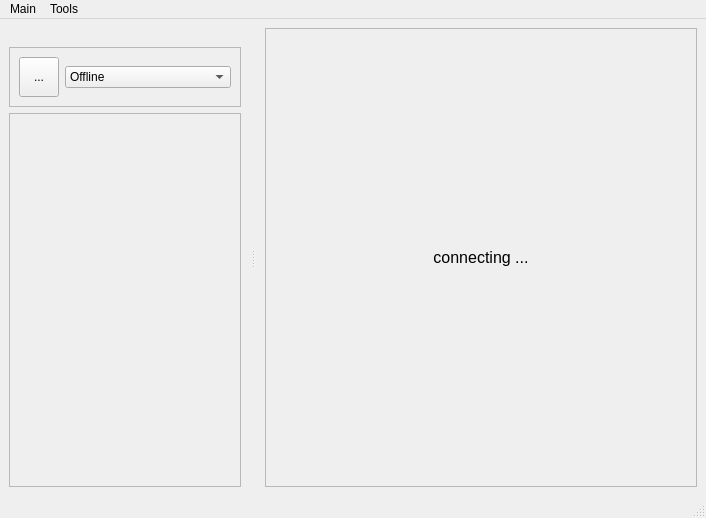
Old version of the form plugins/buddycloud/buddycloud_view.ui in the repository marosi/SocialDesktopClient.
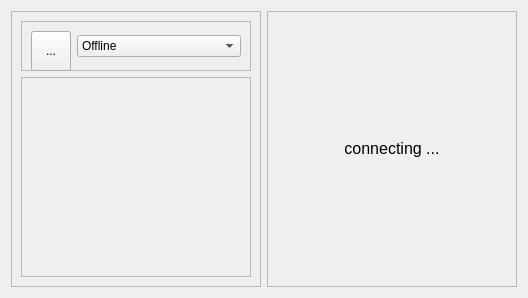
New version of the form.

Commit message:
channel view transferred to application main window
 - Ui interface defined
 - Qt GUI code separated from Core, so Core can be GUI independent

```diff
--- a/plugins/buddycloud/buddycloud_view.ui
+++ b/plugins/buddycloud/buddycloud_view.ui
@@ -1,37 +1,24 @@
 <?xml version="1.0" encoding="UTF-8"?>
 <ui version="4.0">
  <class>BuddycloudViewClass</class>
- <widget class="QMainWindow" name="BuddycloudViewClass">
+ <widget class="QWidget" name="BuddycloudViewClass">
   <property name="geometry">
    <rect>
     <x>0</x>
     <y>0</y>
-    <width>706</width>
-    <height>518</height>
+    <width>512</width>
+    <height>276</height>
    </rect>
   </property>
-  <property name="sizePolicy">
-   <sizepolicy hsizetype="Ignored" vsizetype="Preferred">
-    <horstretch>0</horstretch>
-    <verstretch>0</verstretch>
-   </sizepolicy>
-  </property>
   <property name="windowTitle">
    <string>MainWindow</string>
   </property>
-  <widget class="QWidget" name="centralwidget">
    <layout class="QHBoxLayout" name="horizontalLayout">
     <item>
-     <widget class="QFrame" name="contentFrame">
-      <property name="sizePolicy">
-       <sizepolicy hsizetype="MinimumExpanding" vsizetype="Preferred">
-        <horstretch>0</horstretch>
-        <verstretch>0</verstretch>
-       </sizepolicy>
-      </property>
+    <widget class="QFrame" name="frame">
       <property name="minimumSize">
        <size>
-        <width>400</width>
+       <width>250</width>
         <height>0</height>
        </size>
       </property>
@@ -41,74 +28,6 @@
       <property name="frameShadow">
        <enum>QFrame::Raised</enum>
       </property>
-      <layout class="QHBoxLayout" name="horizontalLayout_3">
-       <item>
-        <widget class="QLabel" name="connectingMessage">
-         <property name="enabled">
-          <bool>true</bool>
-         </property>
-         <property name="sizePolicy">
-          <sizepolicy hsizetype="Minimum" vsizetype="Fixed">
-           <horstretch>0</horstretch>
-           <verstretch>0</verstretch>
-          </sizepolicy>
-         </property>
-         <property name="font">
-          <font>
-           <pointsize>12</pointsize>
-          </font>
-         </property>
-         <property name="text">
-          <string>connecting ...</string>
-         </property>
-         <property name="alignment">
-          <set>Qt::AlignCenter</set>
-         </property>
-        </widget>
-       </item>
-      </layout>
-     </widget>
-    </item>
-   </layout>
-  </widget>
-  <widget class="QMenuBar" name="menubar">
-   <property name="geometry">
-    <rect>
-     <x>0</x>
-     <y>0</y>
-     <width>706</width>
-     <height>21</height>
-    </rect>
-   </property>
-   <widget class="QMenu" name="menuMain">
-    <property name="title">
-     <string>Main</string>
-    </property>
-   </widget>
-   <widget class="QMenu" name="menuTools">
-    <property name="title">
-     <string>Tools</string>
-    </property>
-    <addaction name="actionXMPP_Commands"/>
-   </widget>
-   <addaction name="menuMain"/>
-   <addaction name="menuTools"/>
-  </widget>
-  <widget class="QStatusBar" name="statusBar"/>
-  <widget class="QDockWidget" name="dockWidget_3">
-   <property name="minimumSize">
-    <size>
-     <width>250</width>
-     <height>242</height>
-    </size>
-   </property>
-   <property name="features">
-    <set>QDockWidget::DockWidgetMovable</set>
-   </property>
-   <attribute name="dockWidgetArea">
-    <number>1</number>
-   </attribute>
-   <widget class="QWidget" name="dockWidgetContents_3">
     <layout class="QVBoxLayout" name="verticalLayout">
      <item>
       <widget class="QFrame" name="frame_2">
@@ -169,6 +88,12 @@
      </item>
      <item>
       <widget class="QFrame" name="contactPanel">
+        <property name="minimumSize">
+         <size>
+          <width>0</width>
+          <height>200</height>
+         </size>
+        </property>
        <property name="frameShape">
         <enum>QFrame::StyledPanel</enum>
        </property>
@@ -177,19 +102,77 @@
        </property>
        <layout class="QGridLayout" name="gridLayout_2">
         <item row="0" column="0">
-         <layout class="QVBoxLayout" name="contactPanelLayout"/>
-        </item>
-       </layout>
+          <layout class="QVBoxLayout" name="contactPanelLayout">
+           <item>
+            <spacer name="verticalSpacer">
+             <property name="orientation">
+              <enum>Qt::Vertical</enum>
+             </property>
+             <property name="sizeHint" stdset="0">
+              <size>
+               <width>20</width>
+               <height>40</height>
+              </size>
+             </property>
+            </spacer>
+           </item>
+          </layout>
+         </item>
+        </layout>
       </widget>
      </item>
     </layout>
    </widget>
-  </widget>
-  <action name="actionXMPP_Commands">
+   </item>
+   <item>
+    <widget class="QFrame" name="contentFrame">
+     <property name="sizePolicy">
+      <sizepolicy hsizetype="MinimumExpanding" vsizetype="Preferred">
+       <horstretch>0</horstretch>
+       <verstretch>0</verstretch>
+      </sizepolicy>
+     </property>
+     <property name="minimumSize">
+      <size>
+       <width>250</width>
+       <height>0</height>
+      </size>
+     </property>
+     <property name="frameShape">
+      <enum>QFrame::StyledPanel</enum>
+     </property>
+     <property name="frameShadow">
+      <enum>QFrame::Raised</enum>
+     </property>
+     <layout class="QHBoxLayout" name="horizontalLayout_3">
+      <item>
+       <widget class="QLabel" name="connectingMessage">
+        <property name="enabled">
+         <bool>true</bool>
+        </property>
+        <property name="sizePolicy">
+         <sizepolicy hsizetype="Minimum" vsizetype="Fixed">
+          <horstretch>0</horstretch>
+          <verstretch>0</verstretch>
+         </sizepolicy>
+        </property>
+        <property name="font">
+         <font>
+          <pointsize>12</pointsize>
+         </font>
+        </property>
    <property name="text">
-    <string>XMPP Commands</string>
-   </property>
-  </action>
+         <string>connecting ...</string>
+        </property>
+        <property name="alignment">
+         <set>Qt::AlignCenter</set>
+        </property>
+       </widget>
+      </item>
+     </layout>
+    </widget>
+   </item>
+  </layout>
  </widget>
  <resources/>
  <connections/>
```
Left out of the diff: 2 changed lines with no effect on the pictures. Lines whose indentation alone changed are shown as unchanged. The commit also changes 22 other files.
